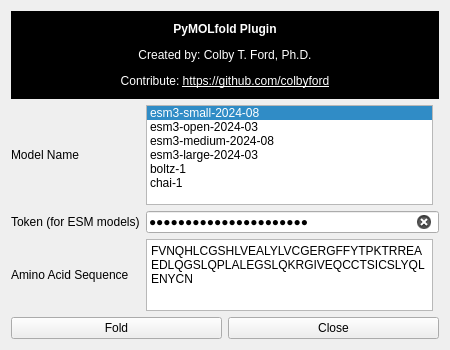
First picture: the form in pymolfold/widget.ui, repository colbyford/PyMOLfold, before the edit.
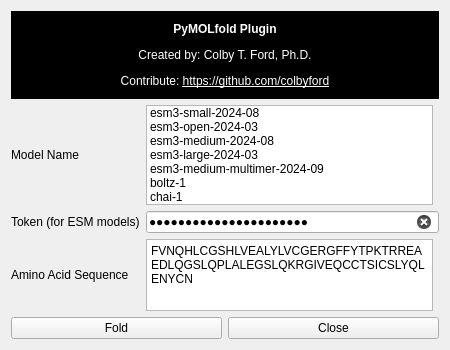
Second picture: the form after the edit.

Commit message: Add ESM3 multimer model

Diff of the .ui file:
```diff
--- a/pymolfold/widget.ui
+++ b/pymolfold/widget.ui
@@ -101,7 +101,7 @@
         <enum>QListView::ListMode</enum>
        </property>
        <property name="currentRow">
-        <number>0</number>
+        <number>-1</number>
        </property>
        <item>
         <property name="text">
@@ -123,6 +123,11 @@
          <string>esm3-large-2024-03</string>
         </property>
        </item>
+       <item>
+        <property name="text">
+         <string>esm3-medium-multimer-2024-09</string>
+        </property>
+       </item>
        <item>
         <property name="text">
          <string>boltz-1</string>
```
The commit also changes 1 other file.
